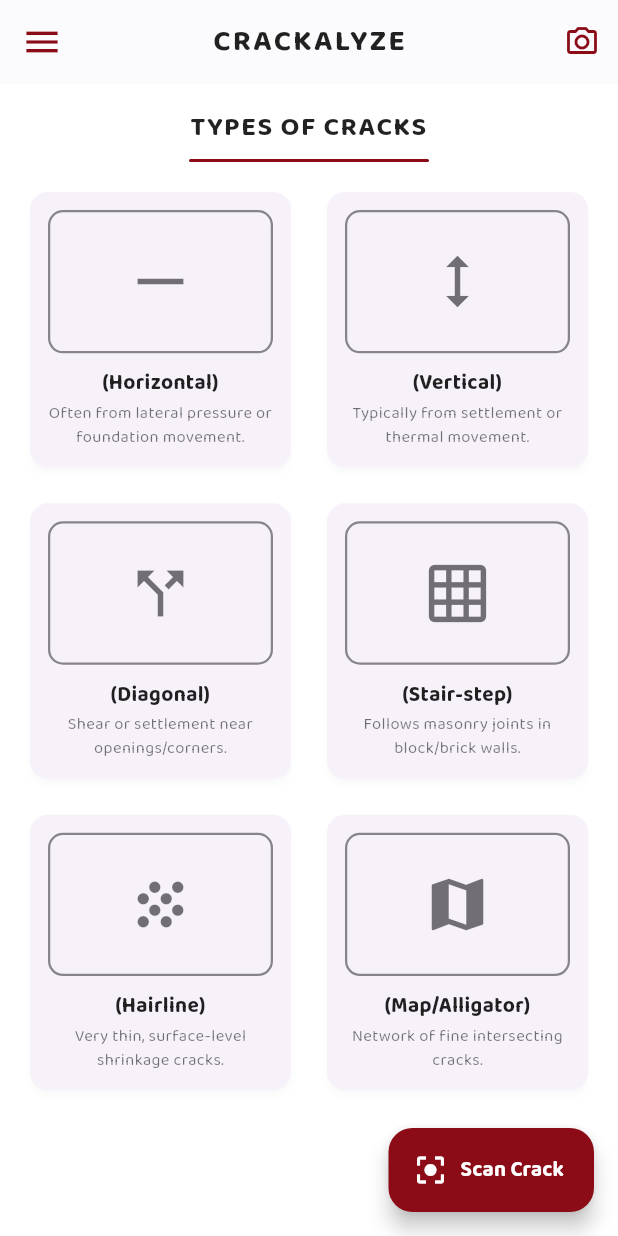
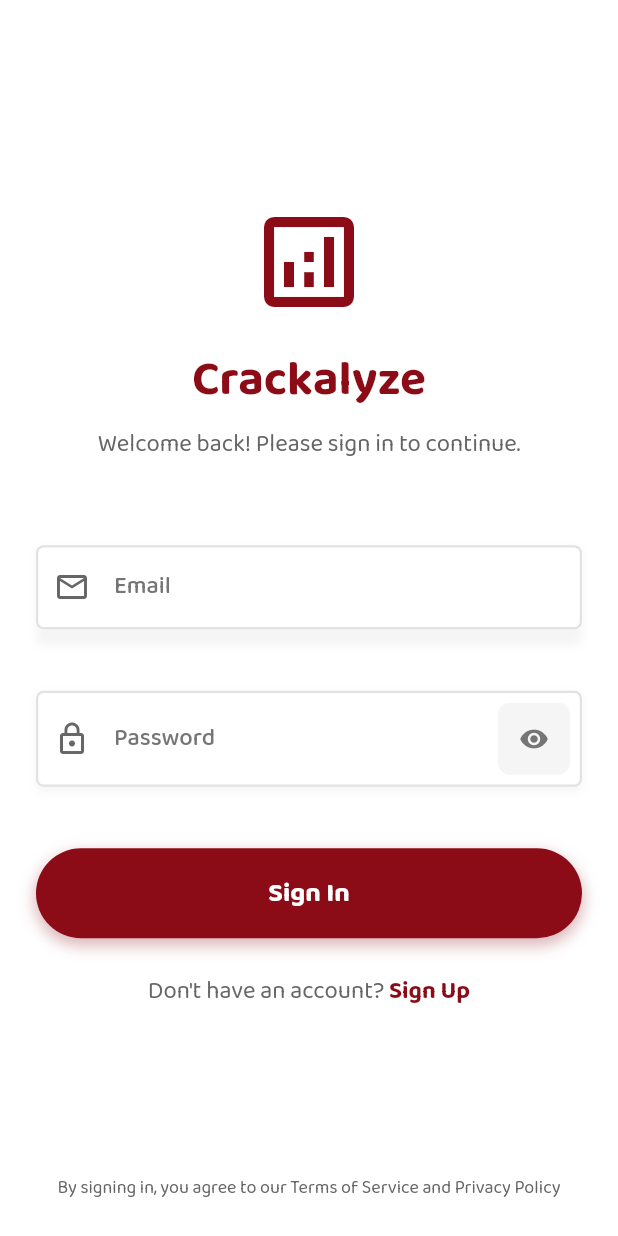
Before and after one commit to lansoyyy/Crackalyze, a Flutter app: the screen it shows after launch, on a phone screen of 412 x 824 dp. Run offline on Flutter 3.47's test engine with Material 3 defaults, Android fonts, the light colour scheme and no system bars; our stand-ins replace fluttertoast, get_storage.

Commit message:
added auth funcs

```diff
--- a/lib/main.dart
+++ b/lib/main.dart
@@ -1,7 +1,13 @@
 import 'package:crackalyze/screens/home_screen.dart';
+import 'package:crackalyze/screens/login_screen.dart';
+import 'package:crackalyze/services/auth_service.dart';
 import 'package:flutter/material.dart';
+import 'package:get_storage/get_storage.dart';
 
-void main() {
+void main() async {
+  WidgetsFlutterBinding.ensureInitialized();
+  await GetStorage.init();
+  await AuthService().init();
   runApp(const MyApp());
 }
 
@@ -13,7 +19,28 @@ class MyApp extends StatelessWidget {
   Widget build(BuildContext context) {
     return MaterialApp(
       title: 'Crackalyze',
-      home: const HomeScreen(),
+      debugShowCheckedModeBanner: false,
+      theme: ThemeData(
+        primarySwatch: Colors.red,
+        fontFamily: 'Regular',
+      ),
+      home: const AuthWrapper(),
     );
   }
 }
+
+class AuthWrapper extends StatelessWidget {
+  const AuthWrapper({super.key});
+
+  @override
+  Widget build(BuildContext context) {
+    final authService = AuthService();
+
+    // Check if user is logged in
+    if (authService.isLoggedIn) {
+      return const HomeScreen();
+    } else {
+      return const LoginScreen();
+    }
+  }
+}
--- /dev/null
+++ b/lib/screens/login_screen.dart
@@ -0,0 +1,206 @@
+import 'package:flutter/material.dart';
+import 'package:crackalyze/services/auth_service.dart';
+import 'package:crackalyze/utils/colors.dart';
+import 'package:crackalyze/widgets/button_widget.dart';
+import 'package:crackalyze/widgets/textfield_widget.dart';
+import 'package:crackalyze/widgets/text_widget.dart';
+import 'package:crackalyze/widgets/toast_widget.dart';
+import 'package:crackalyze/screens/signup_screen.dart';
+import 'package:crackalyze/screens/home_screen.dart';
+
+class LoginScreen extends StatefulWidget {
+  const LoginScreen({super.key});
+
+  @override
+  State<LoginScreen> createState() => _LoginScreenState();
+}
+
+class _LoginScreenState extends State<LoginScreen> {
+  final _formKey = GlobalKey<FormState>();
+  final _emailController = TextEditingController();
+  final _passwordController = TextEditingController();
+  final AuthService _authService = AuthService();
+  bool _isLoading = false;
+
+  @override
+  void dispose() {
+    _emailController.dispose();
+    _passwordController.dispose();
+    super.dispose();
+  }
+
+  Future<void> _handleLogin() async {
+    if (!_formKey.currentState!.validate()) return;
+
+    setState(() {
+      _isLoading = true;
+    });
+
+    try {
+      final result = await _authService.login(
+        email: _emailController.text.trim(),
+        password: _passwordController.text,
+      );
+
+      if (result.success) {
+        showToast(result.message);
+        if (mounted) {
+          Navigator.of(context).pushReplacement(
+            MaterialPageRoute(builder: (context) => const HomeScreen()),
+          );
+        }
+      } else {
+        showToast(result.message);
+      }
+    } catch (e) {
+      showToast('Login failed: ${e.toString()}');
+    } finally {
+      if (mounted) {
+        setState(() {
+          _isLoading = false;
+        });
+      }
+    }
+  }
+
+  void _navigateToSignup() {
+    Navigator.of(context).push(
+      MaterialPageRoute(builder: (context) => const SignupScreen()),
+    );
+  }
+
+  @override
+  Widget build(BuildContext context) {
+    return Scaffold(
+      backgroundColor: surface,
+      body: SafeArea(
+        child: Padding(
+          padding: const EdgeInsets.all(24.0),
+          child: Form(
+            key: _formKey,
+            child: Column(
+              mainAxisAlignment: MainAxisAlignment.center,
+              crossAxisAlignment: CrossAxisAlignment.stretch,
+              children: [
+                const Spacer(),
+
+                // App Logo/Title
+                Container(
+                  alignment: Alignment.center,
+                  margin: const EdgeInsets.only(bottom: 48),
+                  child: Column(
+                    children: [
+                      Icon(
+                        Icons.analytics_outlined,
+                        size: 80,
+                        color: primary,
+                      ),
+                      const SizedBox(height: 16),
+                      TextWidget(
+                        text: 'Crackalyze',
+                        fontSize: 32,
+                        fontFamily: 'Bold',
+                        color: primary,
+                      ),
+                      const SizedBox(height: 8),
+                      TextWidget(
+                        text: 'Welcome back! Please sign in to continue.',
+                        fontSize: 16,
+                        color: textGrey,
+                        align: TextAlign.center,
+                      ),
+                    ],
+                  ),
+                ),
+
+                // Email Field
+                TextFieldWidget(
+                  label: 'Email',
+                  hint: 'Enter your email address',
+                  controller: _emailController,
+                  inputType: TextInputType.emailAddress,
+                  prefix: const Icon(Icons.email_outlined, color: textGrey),
+                  validator: (value) {
+                    if (value == null || value.isEmpty) {
+                      return 'Email is required';
+                    }
+                    if (!RegExp(r'^[\w-\.]+@([\w-]+\.)+[\w-]{2,4}$')
+                        .hasMatch(value)) {
+                      return 'Please enter a valid email address';
+                    }
+                    return null;
+                  },
+                ),
+
+                const SizedBox(height: 16),
+
+                // Password Field
+                TextFieldWidget(
+                  label: 'Password',
+                  hint: 'Enter your password',
+                  controller: _passwordController,
+                  isObscure: true,
+                  showEye: true,
+                  prefix: const Icon(Icons.lock_outline, color: textGrey),
+                  validator: (value) {
+                    if (value == null || value.isEmpty) {
+                      return 'Password is required';
+                    }
+                    if (value.length < 6) {
+                      return 'Password must be at least 6 characters long';
+                    }
+                    return null;
+                  },
+                ),
+
+                const SizedBox(height: 32),
+
+                // Login Button
+                ButtonWidget(
+                  label: 'Sign In',
+                  onPressed: _isLoading ? () {} : _handleLogin,
+                  isLoading: _isLoading,
+                  width: double.infinity,
+                ),
+
+                const SizedBox(height: 24),
+
+                // Sign Up Link
+                Row(
+                  mainAxisAlignment: MainAxisAlignment.center,
+                  children: [
+                    TextWidget(
+                      text: "Don't have an account? ",
+                      fontSize: 16,
+                      color: textGrey,
+                    ),
+                    GestureDetector(
+                      onTap: _navigateToSignup,
+                      child: TextWidget(
+                        text: 'Sign Up',
+                        fontSize: 16,
+                        fontFamily: 'Bold',
+                        color: primary,
+                      ),
+                    ),
+                  ],
+                ),
+
+                const Spacer(),
+
+                // Footer
+                TextWidget(
+                  text:
+                      'By signing in, you agree to our Terms of Service and Privacy Policy',
+                  fontSize: 12,
+                  color: textGrey,
+                  align: TextAlign.center,
+                ),
+              ],
+            ),
+          ),
+        ),
+      ),
+    );
+  }
+}
--- /dev/null
+++ b/lib/services/auth_service.dart
@@ -0,0 +1,172 @@
+import 'package:get_storage/get_storage.dart';
+
+class AuthService {
+  static final AuthService _instance = AuthService._internal();
+  factory AuthService() => _instance;
+  AuthService._internal();
+
+  final GetStorage _storage = GetStorage();
+
+  // Storage keys
+  static const String _isLoggedInKey = 'is_logged_in';
+  static const String _userEmailKey = 'user_email';
+  static const String _userNameKey = 'user_name';
+  static const String _usersKey = 'registered_users';
+
+  // Initialize storage
+  Future<void> init() async {
+    await GetStorage.init();
+  }
+
+  // Check if user is logged in
+  bool get isLoggedIn => _storage.read(_isLoggedInKey) ?? false;
+
+  // Get current user email
+  String? get currentUserEmail => _storage.read(_userEmailKey);
+
+  // Get current user name
+  String? get currentUserName => _storage.read(_userNameKey);
+
+  // Get all registered users
+  List<Map<String, dynamic>> get registeredUsers {
+    final users = _storage.read(_usersKey);
+    if (users == null) return [];
+    return List<Map<String, dynamic>>.from(users);
+  }
+
+  // Register a new user
+  Future<AuthResult> signup({
+    required String name,
+    required String email,
+    required String password,
+  }) async {
+    try {
+      // Check if user already exists
+      final existingUsers = registeredUsers;
+      final userExists = existingUsers.any((user) => user['email'] == email);
+
+      if (userExists) {
+        return AuthResult(
+          success: false,
+          message: 'User with this email already exists',
+        );
+      }
+
+      // Validate inputs
+      if (name.isEmpty || email.isEmpty || password.isEmpty) {
+        return AuthResult(
+          success: false,
+          message: 'All fields are required',
+        );
+      }
+
+      if (!_isValidEmail(email)) {
+        return AuthResult(
+          success: false,
+          message: 'Please enter a valid email address',
+        );
+      }
+
+      if (password.length < 6) {
+        return AuthResult(
+          success: false,
+          message: 'Password must be at least 6 characters long',
+        );
+      }
+
+      // Add new user to registered users list
+      final newUser = {
+        'name': name,
+        'email': email,
+        'password': password, // In a real app, this should be hashed
+        'createdAt': DateTime.now().toIso8601String(),
+      };
+
+      existingUsers.add(newUser);
+      await _storage.write(_usersKey, existingUsers);
+
+      return AuthResult(
+        success: true,
+        message: 'Account created successfully',
+      );
+    } catch (e) {
+      return AuthResult(
+        success: false,
+        message: 'Failed to create account: ${e.toString()}',
+      );
+    }
+  }
+
+  // Login user
+  Future<AuthResult> login({
+    required String email,
+    required String password,
+  }) async {
+    try {
+      // Validate inputs
+      if (email.isEmpty || password.isEmpty) {
+        return AuthResult(
+          success: false,
+          message: 'Email and password are required',
+        );
+      }
+
+      // Find user in registered users
+      final users = registeredUsers;
+      final user = users.firstWhere(
+        (user) => user['email'] == email && user['password'] == password,
+        orElse: () => {},
+      );
+
+      if (user.isEmpty) {
+        return AuthResult(
+          success: false,
+          message: 'Invalid email or password',
+        );
+      }
+
+      // Save login state
+      await _storage.write(_isLoggedInKey, true);
+      await _storage.write(_userEmailKey, email);
+      await _storage.write(_userNameKey, user['name']);
+
+      return AuthResult(
+        success: true,
+        message: 'Login successful',
+      );
+    } catch (e) {
+      return AuthResult(
+        success: false,
+        message: 'Login failed: ${e.toString()}',
+      );
+    }
+  }
+
+  // Logout user
+  Future<void> logout() async {
+    await _storage.write(_isLoggedInKey, false);
+    await _storage.remove(_userEmailKey);
+    await _storage.remove(_userNameKey);
+  }
+
+  // Clear all data (for testing purposes)
+  Future<void> clearAllData() async {
+    await _storage.erase();
+  }
+
+  // Email validation helper
+  bool _isValidEmail(String email) {
+    return RegExp(r'^[\w-\.]+@([\w-]+\.)+[\w-]{2,4}$').hasMatch(email);
+  }
+}
+
+// Result class for authentication operations
+class AuthResult {
+  final bool success;
+  final String message;
+
+  AuthResult({
+    required this.success,
+    required this.message,
+  });
+}
--- a/pubspec.yaml
+++ b/pubspec.yaml
@@ -36,6 +36,7 @@ dependencies:
   cupertino_icons: ^1.0.8
   intl:
   fluttertoast:
+  get_storage:
 
 dev_dependencies:
   flutter_test:
```
Also changed, not shown: lib/screens/home_screen.dart (+36 -36 lines), lib/screens/signup_screen.dart (added, +268 -0 lines), pubspec.lock, 2 other files.
